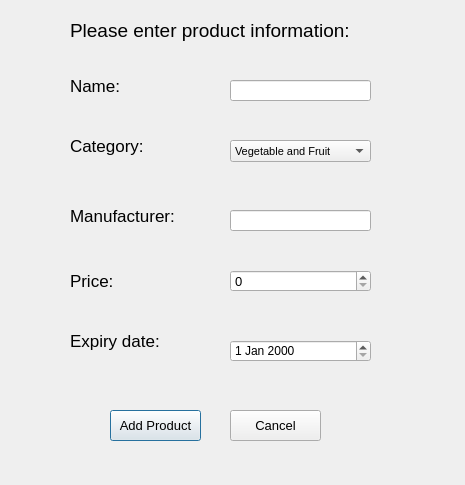
Above: source/employee_add_product_dialog.ui from NimaMousavian/FBT-Market-Management-Application before the change. Below: the same form after it.
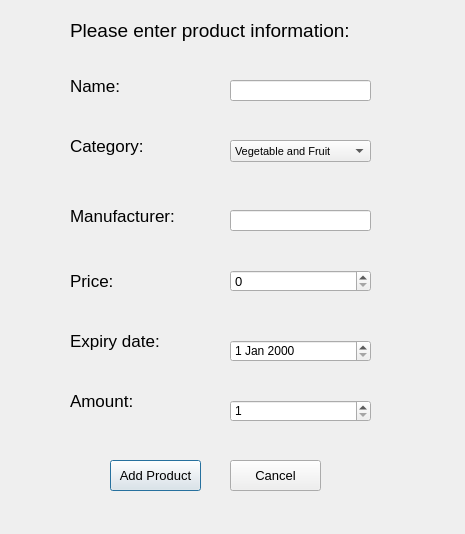
That is the form after the change.

Commit message: employee stock comleted

Patch:
```diff
--- a/source/employee_add_product_dialog.ui
+++ b/source/employee_add_product_dialog.ui
@@ -7,7 +7,7 @@
     <x>0</x>
     <y>0</y>
     <width>465</width>
-    <height>485</height>
+    <height>534</height>
    </rect>
   </property>
   <property name="windowTitle">
@@ -127,7 +127,7 @@
    <property name="geometry">
     <rect>
      <x>110</x>
-     <y>410</y>
+     <y>460</y>
      <width>91</width>
      <height>31</height>
     </rect>
@@ -145,7 +145,7 @@
    <property name="geometry">
     <rect>
      <x>230</x>
-     <y>410</y>
+     <y>460</y>
      <width>91</width>
      <height>31</height>
     </rect>
@@ -245,6 +245,40 @@
     </rect>
    </property>
   </widget>
+  <widget class="QLabel" name="label_7">
+   <property name="geometry">
+    <rect>
+     <x>70</x>
+     <y>390</y>
+     <width>101</width>
+     <height>21</height>
+    </rect>
+   </property>
+   <property name="font">
+    <font>
+     <pointsize>13</pointsize>
+    </font>
+   </property>
+   <property name="text">
+    <string>Amount:</string>
+   </property>
+  </widget>
+  <widget class="QSpinBox" name="amount_spin">
+   <property name="geometry">
+    <rect>
+     <x>230</x>
+     <y>400</y>
+     <width>141</width>
+     <height>22</height>
+    </rect>
+   </property>
+   <property name="minimum">
+    <number>1</number>
+   </property>
+   <property name="maximum">
+    <number>10000</number>
+   </property>
+  </widget>
  </widget>
  <resources/>
  <connections/>
```
The commit also changes 5 other files.
